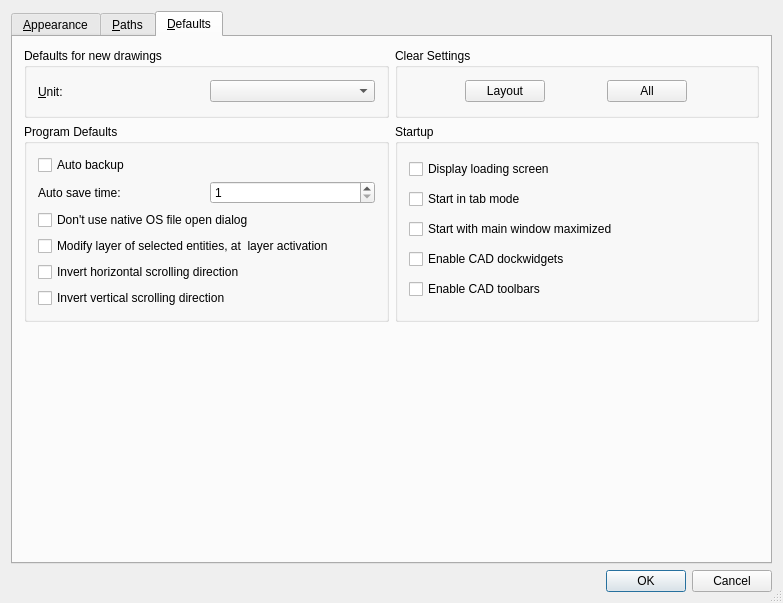
Qt form librecad/src/ui/forms/qg_dlgoptionsgeneral.ui (LibreCAD/LibreCAD) before a commit.
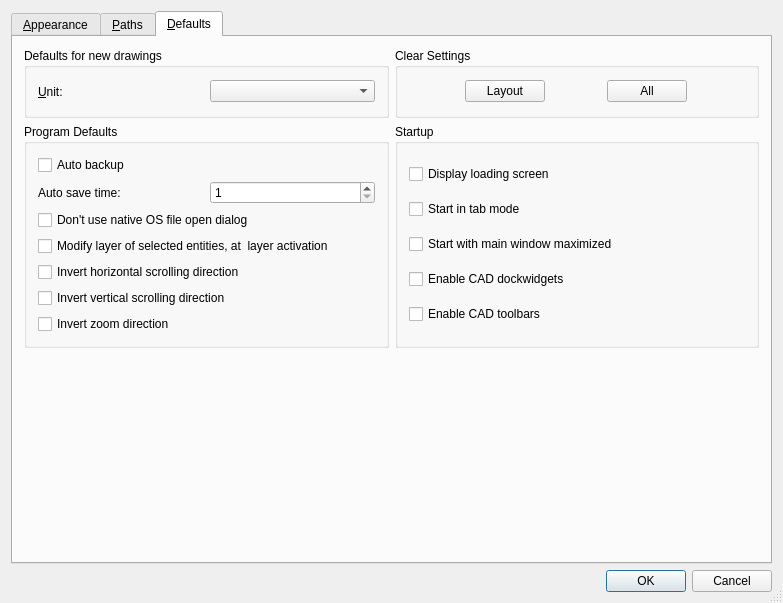
The same form after that commit. The open tabs and pages were chosen to show the change. Icons and pictures are not drawn.

Commit message: Optional inversion of zoom direction

```diff
--- a/librecad/src/ui/forms/qg_dlgoptionsgeneral.ui
+++ b/librecad/src/ui/forms/qg_dlgoptionsgeneral.ui
@@ -1126,6 +1126,16 @@
             </property>
            </widget>
           </item>
+          <item>
+           <widget class="QCheckBox" name="cbInvertZoomDirection">
+            <property name="toolTip">
+             <string>Inverts zoom direction when using mouse wheel.</string>
+            </property>
+            <property name="text">
+             <string>Invert zoom direction</string>
+            </property>
+           </widget>
+          </item>
          </layout>
         </widget>
        </item>
```
The commit also changes 2 other files.
